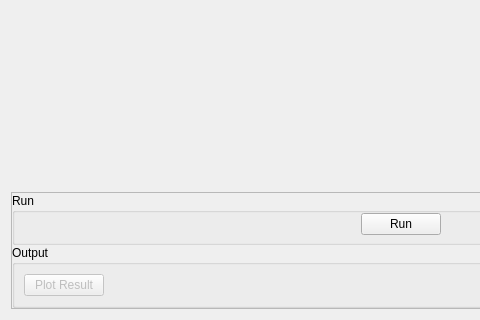
Old version of the form qt/scientific_interfaces/Indirect/MSDFit.ui in the repository mantidproject/mantid; both pictures show x 0 to 480 and y 416 to 736 of the 802 by 736 pixel window.
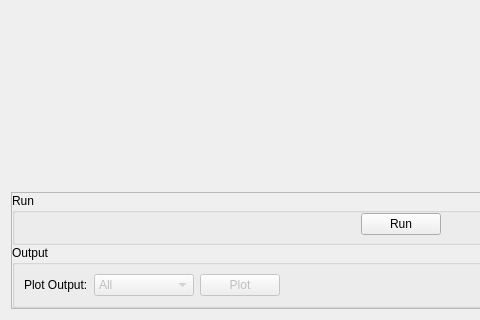
New version of the form. Custom widgets are drawn as their Qt base class.

Commit message: Refs #23699. Add output options for MSD Fit

Patch:
```diff
--- a/qt/scientific_interfaces/Indirect/MSDFit.ui
+++ b/qt/scientific_interfaces/Indirect/MSDFit.ui
@@ -121,13 +121,44 @@
              <string>Output</string>
             </property>
             <layout class="QHBoxLayout" name="horizontalLayout_8">
+             <item>
+              <widget class="QLabel" name="label">
+               <property name="text">
+                <string>Plot Output:</string>
+               </property>
+              </widget>
+             </item>
+             <item>
+              <widget class="QComboBox" name="cbPlotType">
+               <property name="enabled">
+                <bool>false</bool>
+               </property>
+               <property name="minimumSize">
+                <size>
+                 <width>100</width>
+                 <height>0</height>
+                </size>
+               </property>
+               <property name="maximumSize">
+                <size>
+                 <width>100</width>
+                 <height>16777215</height>
+                </size>
+               </property>
+               <item>
+                <property name="text">
+                 <string>All</string>
+                </property>
+               </item>
+              </widget>
+             </item>
              <item>
               <widget class="QPushButton" name="pbPlot">
                <property name="enabled">
                 <bool>false</bool>
                </property>
                <property name="text">
-                <string>Plot Result</string>
+                <string>Plot</string>
                </property>
                <property name="checked">
                 <bool>false</bool>
```
The commit also changes 3 other files.
